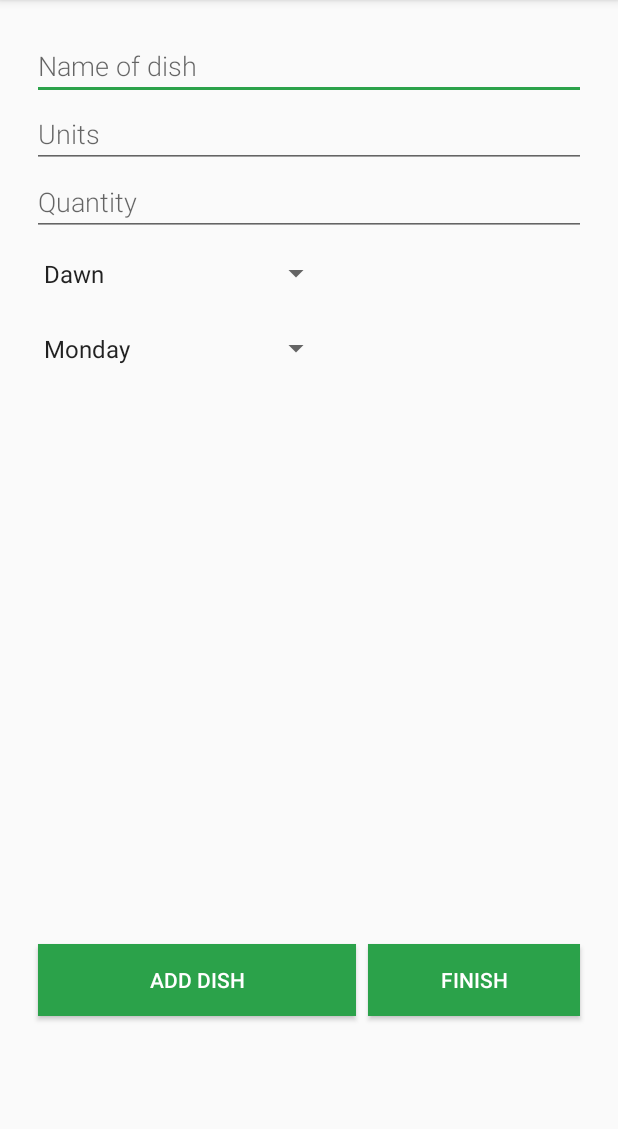
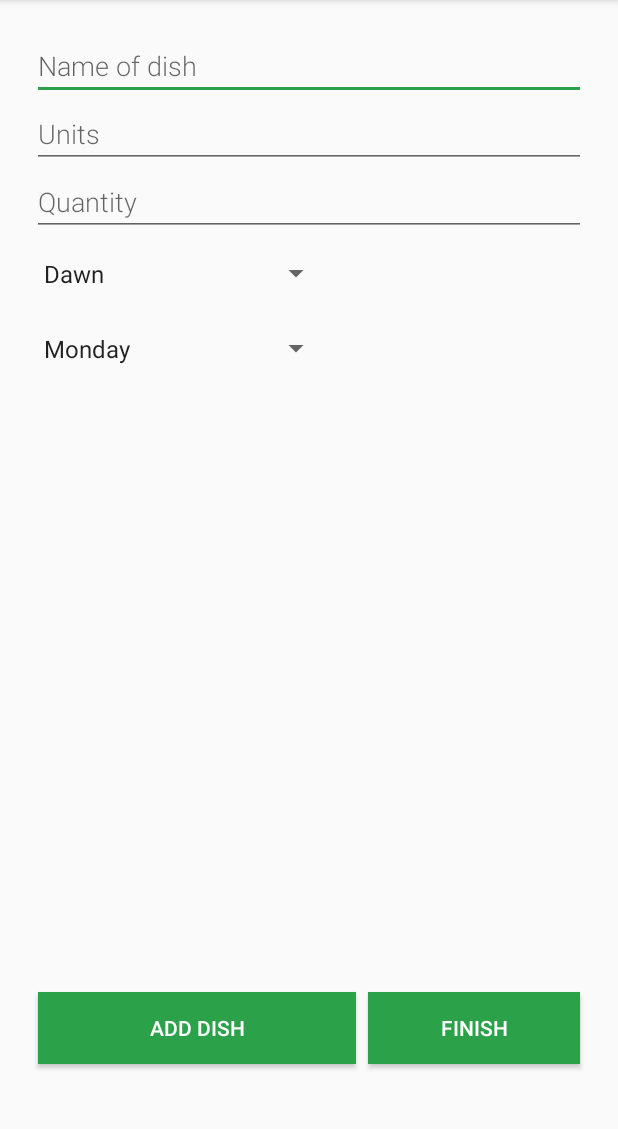
Before and after one commit to EduardoVaca/Thinner, an Android app: the InsertMealActivity screen opened directly, with no data from a screen before it, on a phone screen of 412 x 824 dp, the part 84-1213 px from its top. Run offline under Robolectric (Android 15) with nearby library versions, the phone set to English and light mode, and no system bars.

```diff
--- a/Thinner/app/src/main/res/layout/activity_insert_meal.xml
+++ b/Thinner/app/src/main/res/layout/activity_insert_meal.xml
@@ -25,18 +25,21 @@
                 android:layout_width="match_parent"
                 android:layout_height="wrap_content"
                 android:hint="Name of dish"
+                android:singleLine="true"
                 android:fontFamily="sans-serif-light"/>
             <EditText
                 android:id="@+id/units_food_et"
                 android:layout_width="match_parent"
                 android:layout_height="wrap_content"
                 android:hint="Units"
+                android:singleLine="true"
                 android:fontFamily="sans-serif-light"/>
             <EditText
                 android:id="@+id/quantity_food_et"
                 android:layout_width="match_parent"
                 android:layout_height="wrap_content"
                 android:hint="Quantity"
+                android:singleLine="true"
                 android:inputType="number"
                 android:fontFamily="sans-serif-light"/>
             <Spinner
@@ -77,7 +80,7 @@
         <LinearLayout
             android:layout_width="match_parent"
             android:layout_height="0dp"
-            android:layout_weight="1"
+            android:layout_weight="0.7"
             android:orientation="horizontal">
 
             <Button
```
Also changed, not shown: Thinner/app/src/main/java/com/example/eduardovaca/thinner/InsertMealActivity.java (+4 -9 lines).
